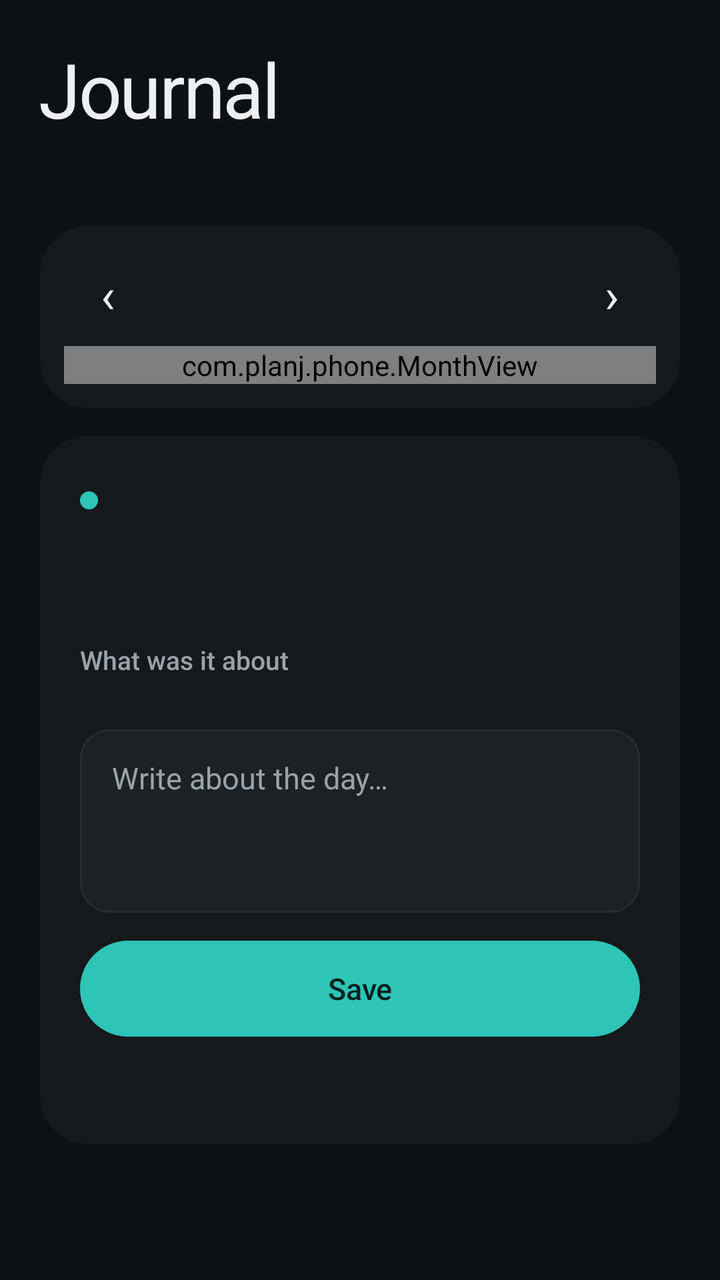
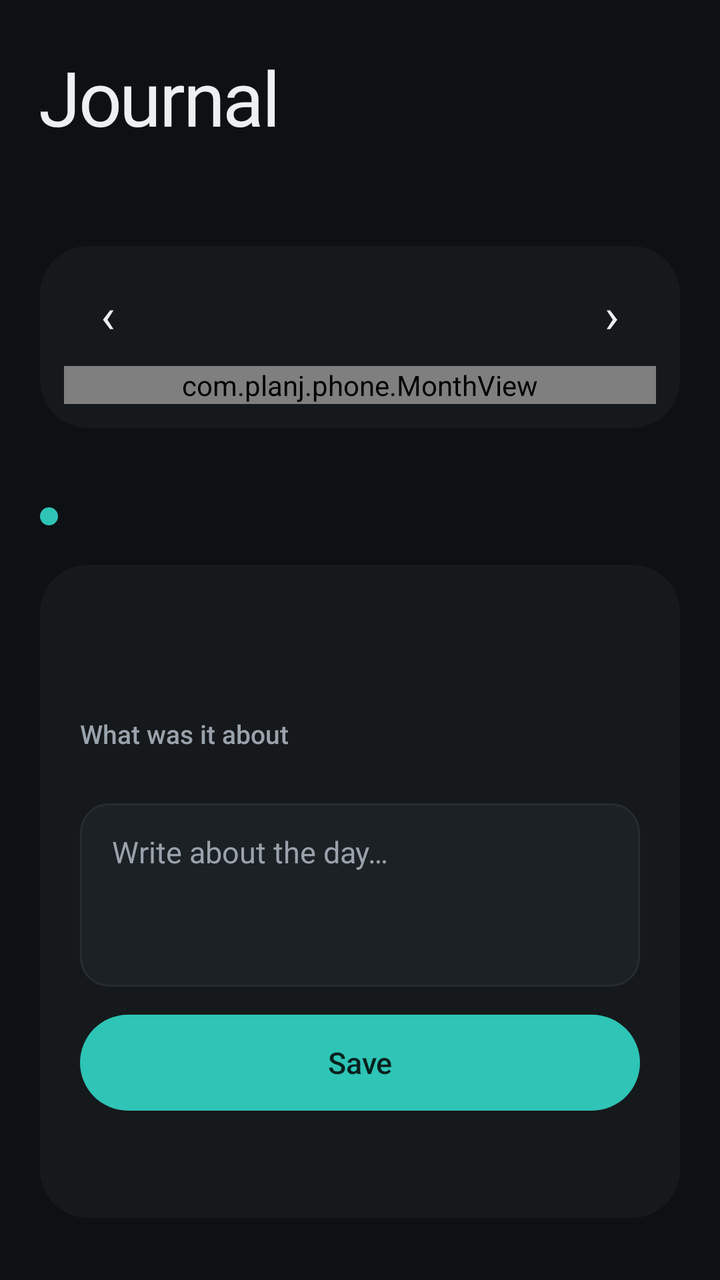

Two renders of the same Android screen: before a commit and after it. Below are the layout's source before the change and the commit's diff.
<!-- AndroidManifest.xml: application theme Theme.Planj -->
<!-- res/layout/tab_journal.xml -->
<?xml version="1.0" encoding="utf-8"?>
<ScrollView xmlns:android="http://schemas.android.com/apk/res/android"
    android:layout_width="match_parent"
    android:layout_height="match_parent"
    android:fillViewport="true"
    android:scrollbars="none">

    <LinearLayout
        android:layout_width="match_parent"
        android:layout_height="wrap_content"
        android:orientation="vertical"
        android:paddingHorizontal="20dp"
        android:paddingTop="24dp"
        android:paddingBottom="24dp">

        <TextView
            style="@style/Display.XL"
            android:text="Journal" />

        <TextView
            android:id="@+id/journal_summary"
            android:layout_width="wrap_content"
            android:layout_height="wrap_content"
            android:layout_marginTop="4dp"
            android:textColor="@color/muted"
            android:textSize="15sp" />

        
        <LinearLayout
            android:layout_width="match_parent"
            android:layout_height="wrap_content"
            android:layout_marginTop="20dp"
            android:background="@drawable/card_bg"
            android:orientation="vertical"
            android:paddingHorizontal="12dp"
            android:paddingVertical="12dp">

            <LinearLayout
                android:layout_width="match_parent"
                android:layout_height="wrap_content"
                android:gravity="center_vertical"
                android:orientation="horizontal">

                <TextView
                    android:id="@+id/month_prev"
                    android:layout_width="44dp"
                    android:layout_height="44dp"
                    android:background="@drawable/btn_text"
                    android:gravity="center"
                    android:text="‹"
                    android:textColor="@color/text"
                    android:textSize="24sp" />

                <TextView
                    android:id="@+id/month_title"
                    android:layout_width="0dp"
                    android:layout_height="wrap_content"
                    android:layout_weight="1"
                    android:fontFamily="sans-serif-medium"
                    android:gravity="center"
                    android:textColor="@color/text"
                    android:textSize="15sp" />

                <TextView
                    android:id="@+id/month_next"
                    android:layout_width="44dp"
                    android:layout_height="44dp"
                    android:background="@drawable/btn_text"
                    android:gravity="center"
                    android:text="›"
                    android:textColor="@color/text"
                    android:textSize="24sp" />
            </LinearLayout>

            <com.planj.phone.MonthView
                android:id="@+id/month"
                android:layout_width="match_parent"
                android:layout_height="wrap_content"
                android:layout_marginTop="4dp" />
        </LinearLayout>

        
        <LinearLayout
            android:layout_width="match_parent"
            android:layout_height="wrap_content"
            android:layout_marginTop="14dp"
            android:background="@drawable/card_bg"
            android:orientation="vertical"
            android:padding="20dp">

            <TextView
                android:id="@+id/entry_title"
                style="@style/Heading.Dot" />

            <TextView
                android:id="@+id/entry_state"
                android:layout_width="match_parent"
                android:layout_height="wrap_content"
                android:layout_marginTop="3dp"
                android:textColor="@color/muted"
                android:textSize="13sp" />

            <LinearLayout
                android:id="@+id/entry_mood_row"
                android:layout_width="match_parent"
                android:layout_height="wrap_content"
                android:layout_marginTop="18dp"
                android:baselineAligned="false"
                android:orientation="horizontal" />

            <TextView
                android:layout_width="wrap_content"
                android:layout_height="wrap_content"
                android:layout_marginTop="20dp"
                android:fontFamily="sans-serif-medium"
                android:text="What was it about"
                android:textColor="@color/muted"
                android:textSize="13sp" />

            <HorizontalScrollView
                android:layout_width="match_parent"
                android:layout_height="wrap_content"
                android:layout_marginTop="10dp"
                android:scrollbars="none">

                <LinearLayout
                    android:id="@+id/tags"
                    android:layout_width="wrap_content"
                    android:layout_height="wrap_content"
                    android:orientation="horizontal" />
            </HorizontalScrollView>

            <EditText
                android:id="@+id/entry_note"
                android:layout_width="match_parent"
                android:layout_height="wrap_content"
                android:layout_marginTop="16dp"
                android:background="@drawable/field_bg"
                android:gravity="top"
                android:hint="Write about the day…"
                android:importantForAutofill="no"
                android:inputType="textCapSentences|textMultiLine"
                android:lineSpacingExtra="4dp"
                android:minLines="3"
                android:paddingHorizontal="16dp"
                android:paddingVertical="14dp"
                android:textColor="@color/text"
                android:textColorHint="@color/muted"
                android:textCursorDrawable="@null"
                android:textSize="15sp" />

            <Button
                android:id="@+id/entry_save"
                style="?android:attr/borderlessButtonStyle"
                android:layout_width="match_parent"
                android:layout_height="48dp"
                android:layout_marginTop="14dp"
                android:background="@drawable/btn_primary"
                android:fontFamily="sans-serif-medium"
                android:text="Save"
                android:textAllCaps="false"
                android:textColor="@color/on_accent"
                android:textSize="15sp" />

            <TextView
                android:id="@+id/entry_usage"
                android:layout_width="match_parent"
                android:layout_height="wrap_content"
                android:layout_marginTop="16dp"
                android:background="@drawable/btn_text"
                android:textColor="@color/muted"
                android:textSize="13sp" />
        </LinearLayout>
    </LinearLayout>
</ScrollView>
<!-- resources referenced by this layout -->
<resources>
  <color name="muted">#9AA3AB</color>
  <color name="on_accent">#06211E</color>
  <color name="text">#EDEFF2</color>
  <!-- drawable btn_text (drawable) -->
  <?xml version="1.0" encoding="utf-8"?>
  <ripple xmlns:android="http://schemas.android.com/apk/res/android" android:color="@color/ripple">
      <item>
          <shape android:shape="rectangle">
              <solid android:color="#00000000" />
              <corners android:radius="999dp" />
          </shape>
      </item>
  </ripple>
  <!-- drawable card_bg (drawable) -->
  <?xml version="1.0" encoding="utf-8"?>
  <shape xmlns:android="http://schemas.android.com/apk/res/android" android:shape="rectangle">
      <solid android:color="@color/surface" />
      <corners android:radius="24dp" />
  </shape>
  <style name="Display.XL">
          <item name="android:textSize">38sp</item>
      </style>
  <style name="Heading.Dot">
          <item name="android:drawableStart">@drawable/dot_accent</item>
          <item name="android:drawablePadding">10dp</item>
          <item name="android:gravity">center_vertical</item>
      </style>
  <color name="ripple">#22FFFFFF</color>
  <color name="accent_dim">#1F5F5A</color>
  <color name="accent">#2EC4B6</color>
  <color name="surface">#15191C</color>
  <color name="surface_alt">#1C2125</color>
  <color name="border">#262C31</color>
  <!-- drawable dot_accent (drawable) -->
  <?xml version="1.0" encoding="utf-8"?>
  <shape xmlns:android="http://schemas.android.com/apk/res/android" android:shape="oval">
      <solid android:color="@color/accent" />
      <size android:width="9dp" android:height="9dp" />
  </shape>
  <color name="bg">#0E1113</color>
  <style name="PageTransitions" parent="@android:style/Animation.Activity">
          <item name="android:activityOpenEnterAnimation">@anim/slide_in_right</item>
          <item name="android:activityOpenExitAnimation">@anim/slide_out_left</item>
          <item name="android:activityCloseEnterAnimation">@anim/slide_in_left</item>
          <item name="android:activityCloseExitAnimation">@anim/slide_out_right</item>
      </style>
  <!-- unchanged entries left out for length: 5 -->
</resources>

<!-- the commit's change to res/layout/tab_journal.xml (unified diff, before → after) -->
@@ -5,31 +5,21 @@
     android:fillViewport="true"
     android:scrollbars="none">
 
-    <LinearLayout
-        android:layout_width="match_parent"
-        android:layout_height="wrap_content"
-        android:orientation="vertical"
-        android:paddingHorizontal="20dp"
-        android:paddingTop="24dp"
-        android:paddingBottom="24dp">
+    <LinearLayout style="@style/Page">
 
         <TextView
-            style="@style/Display.XL"
+            style="@style/PageTitle"
             android:text="Journal" />
 
         <TextView
             android:id="@+id/journal_summary"
-            android:layout_width="wrap_content"
-            android:layout_height="wrap_content"
-            android:layout_marginTop="4dp"
-            android:textColor="@color/muted"
-            android:textSize="15sp" />
+            style="@style/PageSubtitle" />
 
         
         <LinearLayout
             android:layout_width="match_parent"
             android:layout_height="wrap_content"
-            android:layout_marginTop="20dp"
+            android:layout_marginTop="24dp"
             android:background="@drawable/card_bg"
             android:orientation="vertical"
             android:paddingHorizontal="12dp"
@@ -80,23 +70,19 @@
         </LinearLayout>
 
         
-        <LinearLayout
-            android:layout_width="match_parent"
-            android:layout_height="wrap_content"
-            android:layout_marginTop="14dp"
-            android:background="@drawable/card_bg"
-            android:orientation="vertical"
-            android:padding="20dp">
+        <LinearLayout style="@style/SectionRow">
 
             <TextView
                 android:id="@+id/entry_title"
-                style="@style/Heading.Dot" />
+                style="@style/SectionTitle" />
+        </LinearLayout>
+
+        <LinearLayout style="@style/Card">
 
             <TextView
                 android:id="@+id/entry_state"
                 android:layout_width="match_parent"
                 android:layout_height="wrap_content"
-                android:layout_marginTop="3dp"
                 android:textColor="@color/muted"
                 android:textSize="13sp" />
 
<!-- resource entries referenced after the edit -->
@@ -19,6 +19,42 @@
       <solid android:color="@color/surface" />
       <corners android:radius="24dp" />
   </shape>
+  <style name="Card" parent="">
+          <item name="android:layout_width">match_parent</item>
+          <item name="android:layout_height">wrap_content</item>
+          <item name="android:background">@drawable/card_bg</item>
+          <item name="android:orientation">vertical</item>
+          <item name="android:padding">20dp</item>
+      </style>
+  <style name="Page" parent="">
+          <item name="android:layout_width">match_parent</item>
+          <item name="android:layout_height">wrap_content</item>
+          <item name="android:orientation">vertical</item>
+          <item name="android:paddingStart">20dp</item>
+          <item name="android:paddingEnd">20dp</item>
+          <item name="android:paddingTop">28dp</item>
+          <item name="android:paddingBottom">32dp</item>
+      </style>
+  <style name="PageSubtitle" parent="">
+          <item name="android:layout_width">match_parent</item>
+          <item name="android:layout_height">wrap_content</item>
+          <item name="android:layout_marginTop">6dp</item>
+          <item name="android:textColor">@color/muted</item>
+          <item name="android:textSize">15sp</item>
+      </style>
+  <style name="PageTitle" parent="Display.XL" />
+  <style name="SectionRow" parent="">
+          <item name="android:layout_width">match_parent</item>
+          <item name="android:layout_height">wrap_content</item>
+          <item name="android:layout_marginTop">32dp</item>
+          <item name="android:layout_marginBottom">12dp</item>
+          <item name="android:gravity">center_vertical</item>
+          <item name="android:orientation">horizontal</item>
+      </style>
+  <style name="SectionTitle" parent="Heading.Dot">
+          <item name="android:layout_width">0dp</item>
+          <item name="android:layout_weight">1</item>
+      </style>
   <style name="Display.XL">
           <item name="android:textSize">38sp</item>
       </style>
